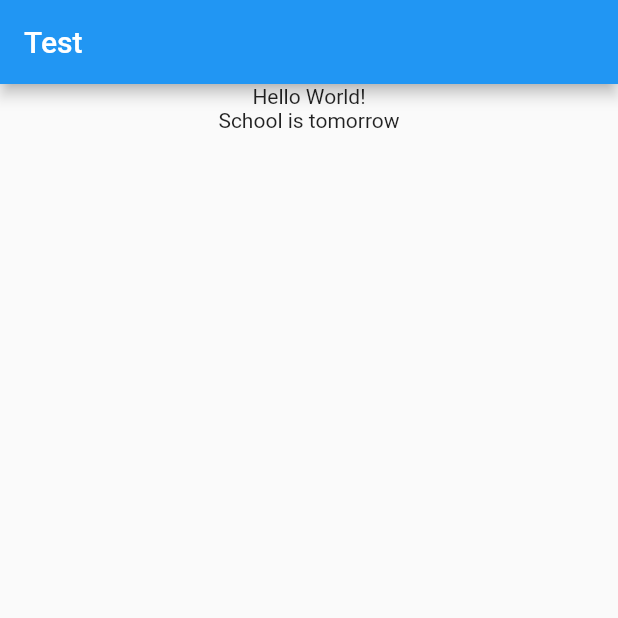
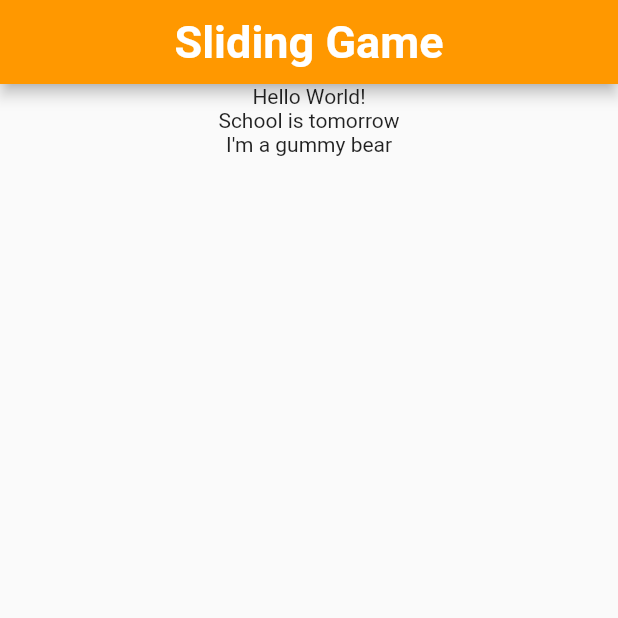
Before and after one commit to RADKick/flutter_puzzle_1, a Flutter app: the screen it shows after launch, on a phone screen of 412 x 824 dp, the top half of it. Run offline on Flutter 3.47's test engine with Material 2 defaults, Android fonts, the phone set to English and light mode, and no system bars.

Commit message:
class work

```diff
--- /dev/null
+++ b/lib/constants.dart
@@ -0,0 +1,6 @@
+import 'package:flutter/material.dart';
+
+const kNumbers = TextStyle(
+  fontSize: 30.0,
+  fontWeight: FontWeight.bold,
+);
--- a/lib/main.dart
+++ b/lib/main.dart
@@ -11,13 +11,23 @@ class MyApp extends StatelessWidget {
     return MaterialApp(
       home: Scaffold(
         appBar: AppBar(
-          title: Text("Test"),
+          backgroundColor: Colors.orange,
+          title: Text(
+              "Sliding Game",
+            style: TextStyle(
+              color: Colors.white,
+              fontSize: 30.0,
+              fontWeight: FontWeight.bold,
+            ),
+          ),
+          centerTitle: true,
         ),
         body: Center(
           child: Column(
             children: [
               Text('Hello World!'),
               Text("School is tomorrow"),
+              Text('I\'m a gummy bear'),
             ],
           ),
         ),
```
